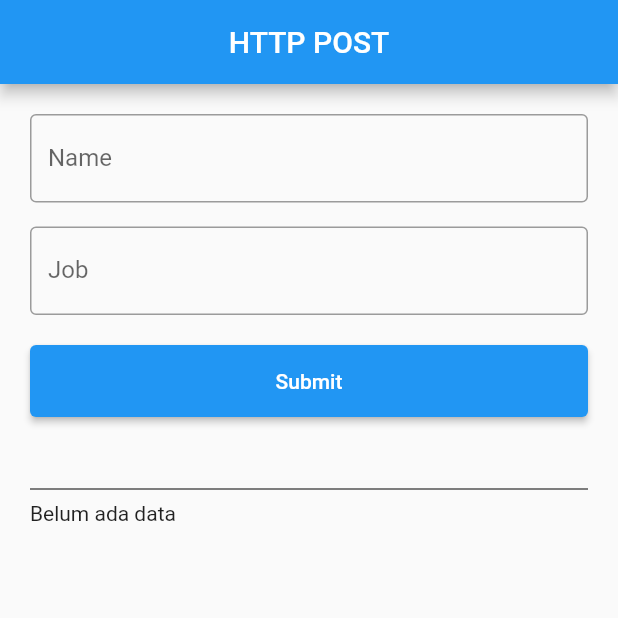
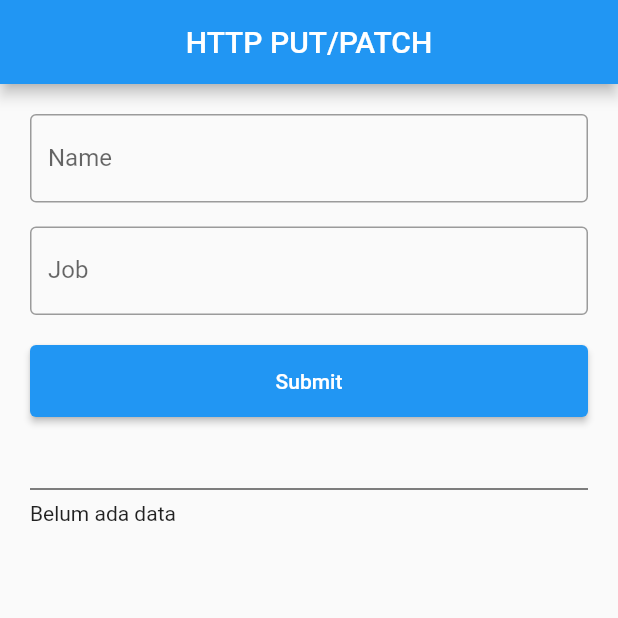
Before and after one commit to emariif/flutter_http_application, a Flutter app: the screen it shows after launch, after a tap on "Submit", on a phone screen of 412 x 824 dp, the top half of it. Run offline on Flutter 3.47's test engine with Material 2 defaults, Android fonts, the light colour scheme and no system bars; network calls fail.

Commit message:
post to put

```diff
--- a/lib/home_page_post.dart
+++ b/lib/home_page_post.dart
@@ -20,7 +20,7 @@
   Widget build(BuildContext context) {
     return Scaffold(
       appBar: AppBar(
-        title: Text('HTTP POST'),
+        title: Text('HTTP PUT/PATCH'),
         centerTitle: true,
       ),
       body: ListView(
@@ -52,8 +52,8 @@
           ),
           ElevatedButton(
             onPressed: () async {
-              var myRespone = await myHttp.post(
-                Uri.parse("https://reqres.in/api/users"),
+              var myRespone = await myHttp.put(
+                Uri.parse("https://reqres.in/api/users/2"),
                 body: {"name": nameC.text, 'job': jobC.text},
               );
               Map<String,dynamic> data = json.decode(myRespone.body) as Map<String,dynamic>;
```
